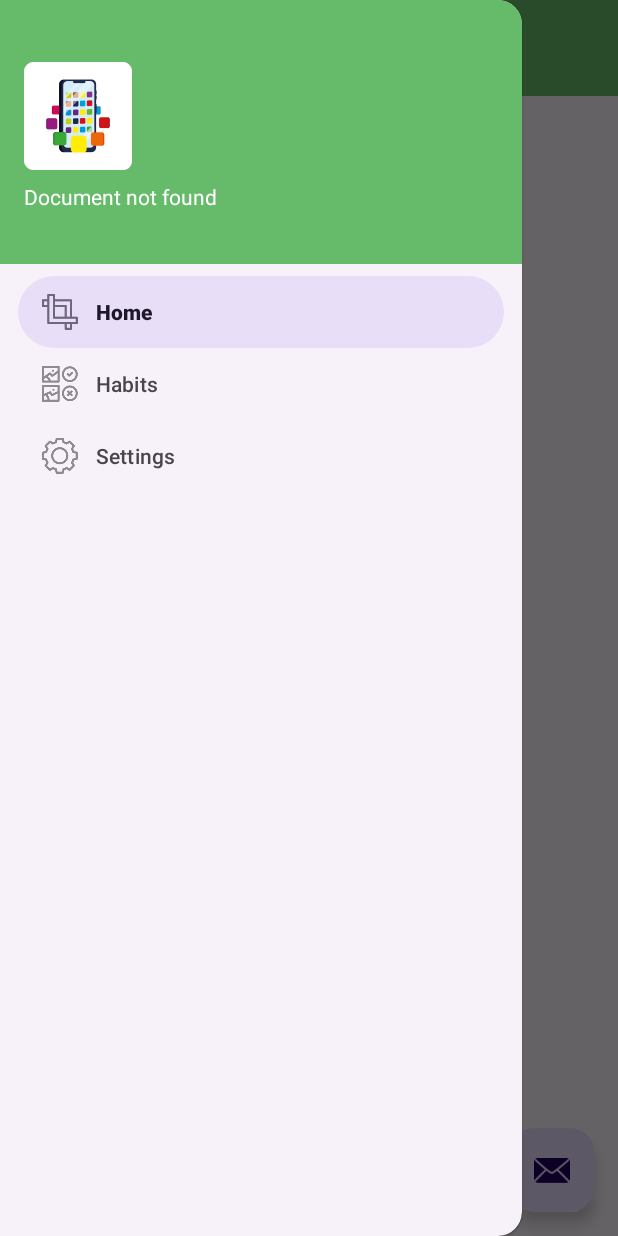
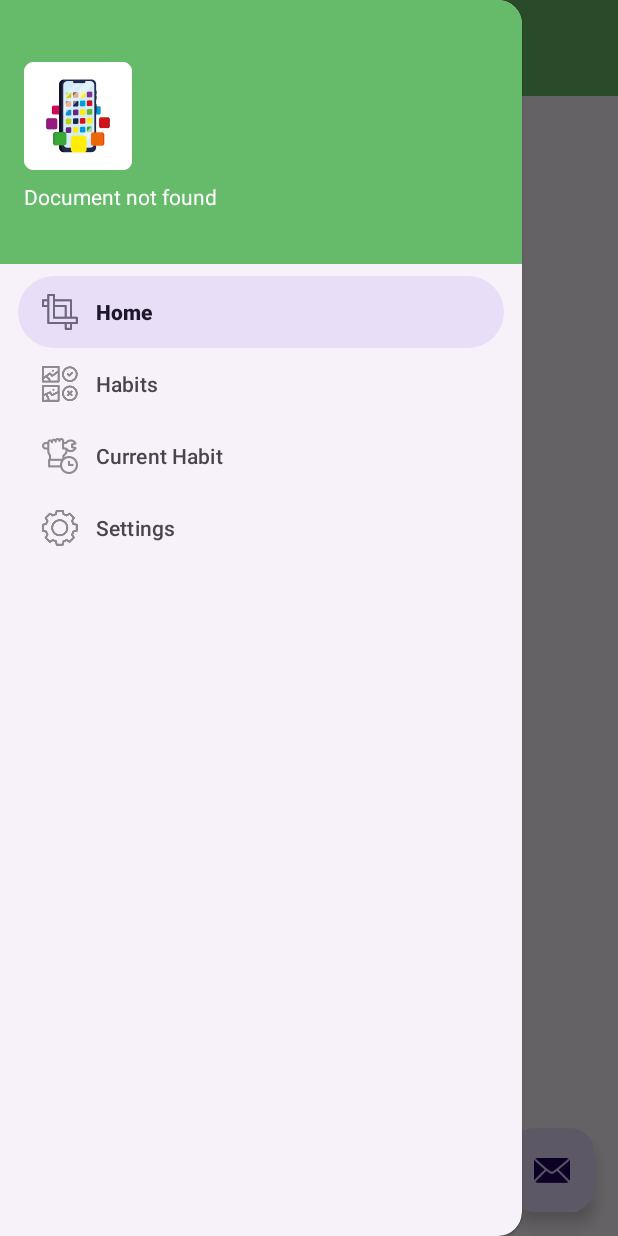
Before and after one commit to chisroxana31/HabitBurtsApp, an Android app: the screen it shows after launch once a user with an empty profile is signed in (HomeActivity), with the side drawer open, on a phone screen of 412 x 824 dp. Run offline under Robolectric (Android 15) with nearby library versions, the light colour scheme and no system bars; our stand-ins replace Firebase (no records; nobody signed in at launch, a user with empty details on screens opened directly), navigation-ui.

Commit message:
Current Habit Fragment created

```diff
--- a/app/src/main/java/com/example/habitburtsapp/HomeActivity.java
+++ b/app/src/main/java/com/example/habitburtsapp/HomeActivity.java
@@ -49,7 +49,7 @@ public class HomeActivity extends AppCompatActivity {
         // Passing each menu ID as a set of Ids because each
         // menu should be considered as top level destinations.
         mAppBarConfiguration = new AppBarConfiguration.Builder(
-                R.id.nav_home, R.id.nav_gallery, R.id.nav_settings)
+                R.id.nav_home, R.id.nav_gallery, R.id.nav_settings, R.id.nav_current)
                 .setOpenableLayout(drawer)
                 .build();
         NavController navController = Navigation.findNavController(this, R.id.nav_host_fragment_content_home);
--- a/app/src/main/res/menu/activity_home_drawer.xml
+++ b/app/src/main/res/menu/activity_home_drawer.xml
@@ -12,6 +12,12 @@
             android:id="@+id/nav_gallery"
             android:icon="@drawable/ic_habits"
             android:title="@string/habits" />
+
+        <item
+            android:id="@+id/nav_current"
+            android:icon="@drawable/ic_current"
+            android:title="@string/current_habit" />
+
         <item
             android:id="@+id/nav_settings"
             android:icon="@drawable/ic_settings"
--- a/app/src/main/res/values/strings.xml
+++ b/app/src/main/res/values/strings.xml
@@ -72,4 +72,6 @@
     <string name="habits">Habits</string>
     <string name="view_details">View Details</string>
     <string name="habit_name">Habit Name</string>
+    <string name="current">Current</string>
+    <string name="current_habit">Current Habit</string>
 </resources>
```
Also changed, not shown: app/src/main/java/com/example/habitburtsapp/ui/current/CurrentFragment.java (added, +37 -0 lines), app/src/main/java/com/example/habitburtsapp/ui/current/CurrentViewModel.java (added, +19 -0 lines), app/src/main/res/layout/fragment_current.xml (added, +22 -0 lines), app/src/main/res/navigation/mobile_navigation.xml (+8 -0 lines), app/src/main/res/drawable-hdpi/ic_current.png (added), app/src/main/res/drawable-mdpi/ic_current.png (added), app/src/main/res/drawable-xhdpi/ic_current.png (added), app/src/main/res/drawable-xxhdpi/ic_current.png (added), app/src/main/res/drawable-xxxhdpi/ic_current.png (added), app/src/main/res/mipmap-hdpi/working_hours.png (added).
